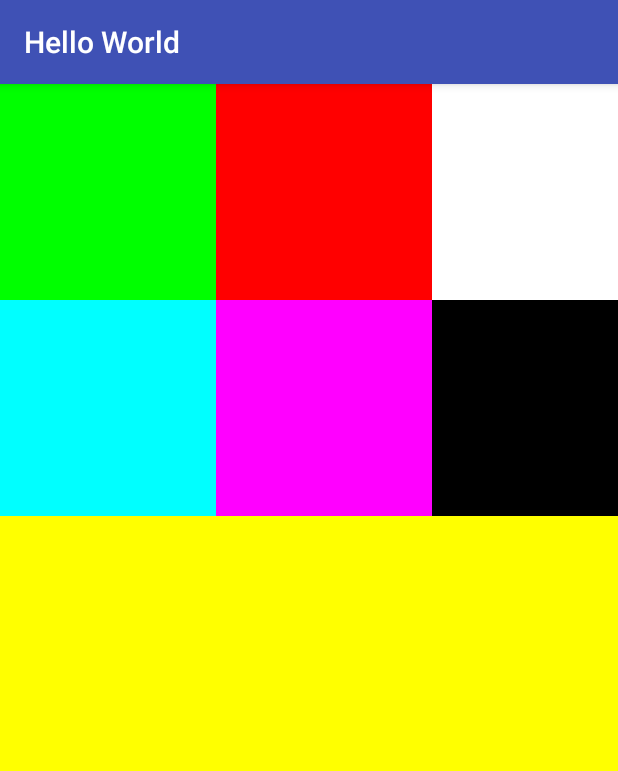
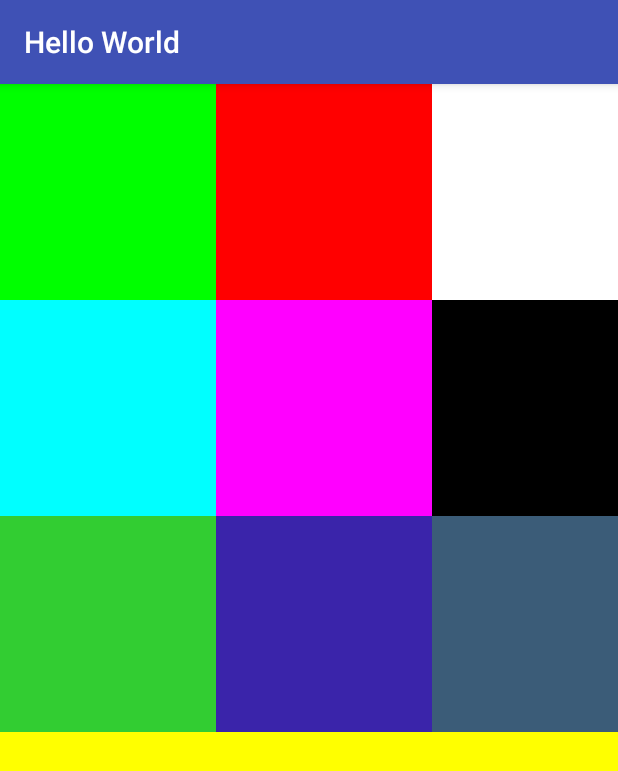
Before and after one commit to zandoli/AndroidStudioProjects, an Android app: the screen it shows after launch (MainActivity), on a phone screen of 412 x 824 dp. Shown: the top 771 px of the screen. Run offline under Robolectric (Android 15) with nearby library versions, the phone set to English and light mode, and no system bars.

Commit message:
added more Layouts, views

```diff
--- a/HelloWorld/app/src/main/res/layout/activity_main.xml
+++ b/HelloWorld/app/src/main/res/layout/activity_main.xml
@@ -38,4 +38,21 @@
 
     </LinearLayout>
 
+    <LinearLayout
+        android:background="@color/grey"
+        android:layout_width="match_parent"
+        android:layout_height="wrap_content">
+
+        <View
+            android:layout_width="144dp"
+            android:layout_height="144dp"
+            android:background="@color/limeGreen"/>
+
+        <View
+            android:layout_width="144dp"
+            android:layout_height="144dp"
+            android:background="@color/purple"/>
+
+    </LinearLayout>
+
 </LinearLayout>
--- a/HelloWorld/app/src/main/res/values/colors.xml
+++ b/HelloWorld/app/src/main/res/values/colors.xml
@@ -10,4 +10,7 @@
     <color name="cyan">#0ff</color>
     <color name="white">#fff</color>
     <color name="black">#000</color>
+    <color name="limeGreen">#32cd32</color>
+    <color name="purple">#3a24aa</color>
+    <color name="grey">#3b5c78</color>
 </resources>
```
